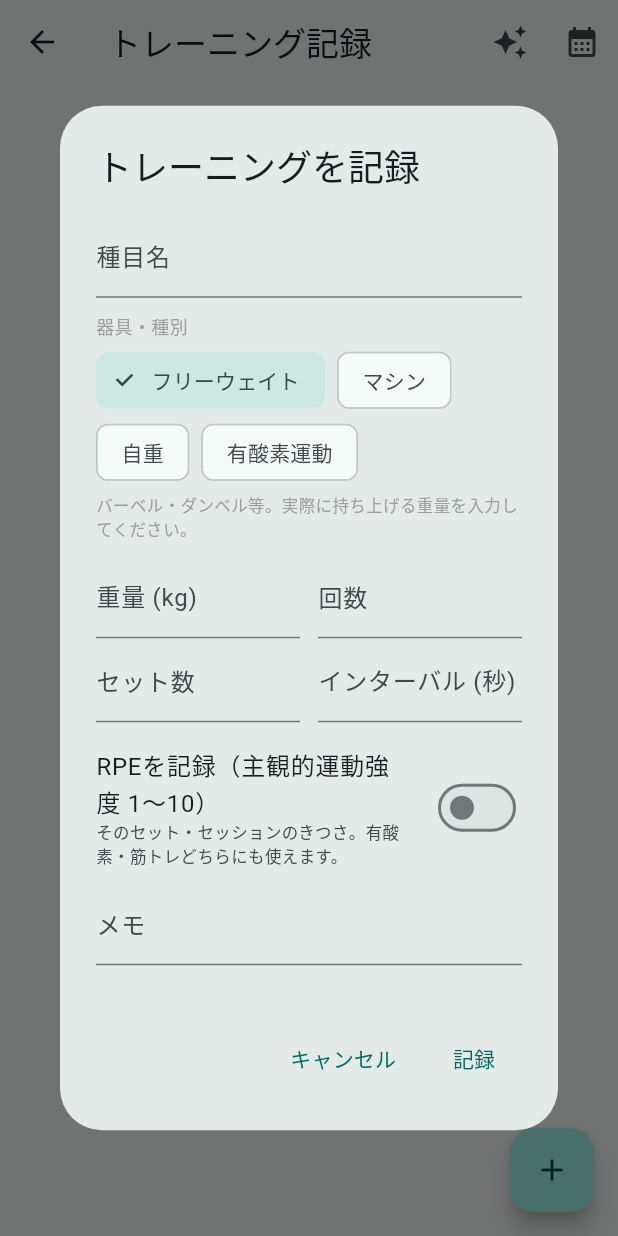
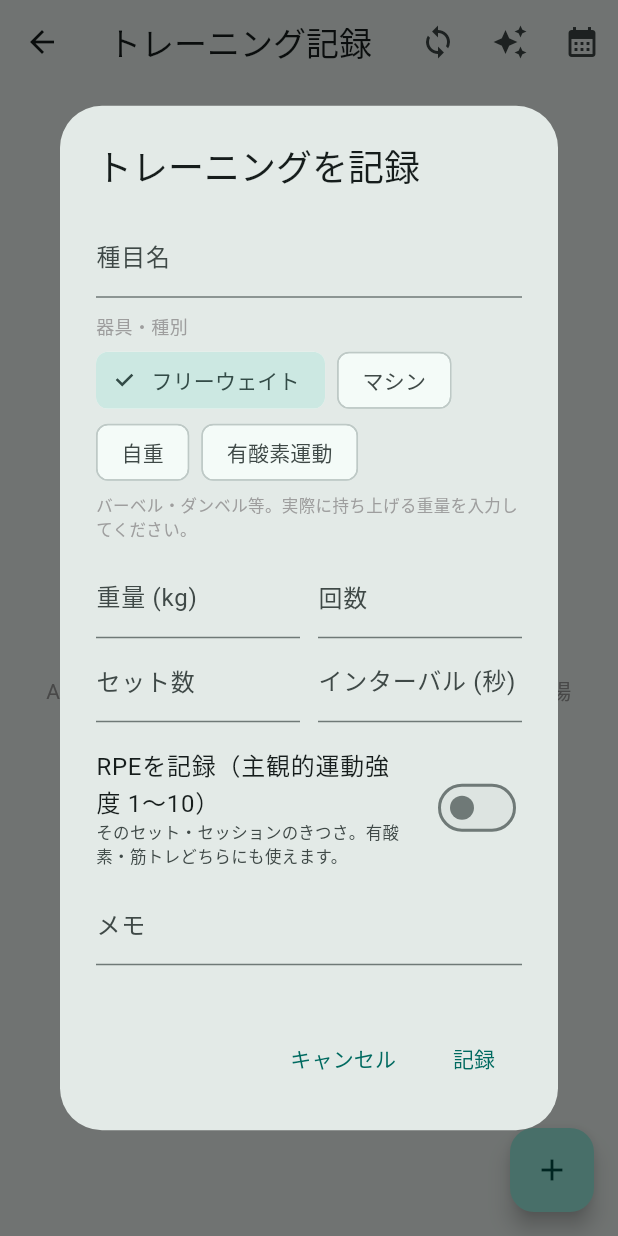
Before and after one commit to Yucky39/fitness_tracker, a Flutter app: the TrainingScreen screen opened directly, after a tap on the "add" icon, on a phone screen of 412 x 824 dp. Run offline on Flutter 3.47's test engine with Material 3 defaults, Android fonts, the phone set to English and light mode, and no system bars; our stand-ins replace cloud_firestore, firebase_auth, firebase_core, fl_chart, flutter_local_notifications, flutter_markdown and 9 more; missing offline and left inert: dart:html, health, mobile_scanner; accounts and stored records are empty; statements that could not run were skipped.

Commit message:
初期化時アニメーション修正・ヘルスケア連携拡充

```diff
--- a/lib/providers/sleep_provider.dart
+++ b/lib/providers/sleep_provider.dart
@@ -97,7 +97,7 @@ class SleepNotifier extends StateNotifier<SleepState> {
   /// 起動時・ダッシュボード表示時：権限を自動リクエストしてデータ取得。
   /// iOS では既に決定済みの場合ダイアログは表示されない。
   Future<void> _autoFetch() async {
-    await HealthService.requestSleepPermission(); // 権限なければリクエスト、済みならスキップ
+    await HealthService.requestPermissions(); // 歩数・睡眠・ワークアウトをまとめてリクエスト
     await _fetchSleep(granted: true);
   }
 
@@ -115,7 +115,7 @@ class SleepNotifier extends StateNotifier<SleepState> {
   /// データが取得できれば true、できなければ false を返す。
   Future<bool> requestAndFetch() async {
     state = state.copyWith(isLoading: true);
-    final authRequested = await HealthService.requestSleepPermission();
+    final authRequested = await HealthService.requestPermissions();
     await _fetchSleep(granted: true);
     // iOS HealthKit は権限拒否でも authRequested が true を返すことがある。
     // データ取得を試みた結果で判定する:
--- a/lib/providers/steps_provider.dart
+++ b/lib/providers/steps_provider.dart
@@ -50,7 +50,7 @@ class StepsNotifier extends StateNotifier<StepsState> {
   /// 起動時・ダッシュボード表示時：権限を自動リクエストしてデータ取得。
   /// iOS では既に決定済みの場合ダイアログは表示されない。
   Future<void> _autoFetch() async {
-    await HealthService.requestStepPermission(); // 権限なければリクエスト、済みならスキップ
+    await HealthService.requestPermissions(); // 歩数・睡眠・ワークアウトをまとめてリクエスト
     await _fetchSteps(granted: true);
   }
 
@@ -64,7 +64,7 @@ class StepsNotifier extends StateNotifier<StepsState> {
   /// ユーザーが「歩数を連携」ボタンをタップしたときに呼ぶ
   Future<bool> requestAndFetch() async {
     state = state.copyWith(isLoading: true);
-    await HealthService.requestStepPermission();
+    await HealthService.requestPermissions();
     await _fetchSteps(granted: true);
     final hasData = state.steps > 0;
     if (!hasData) return false;
--- a/lib/providers/training_provider.dart
+++ b/lib/providers/training_provider.dart
@@ -1,7 +1,9 @@
+import 'package:intl/intl.dart';
 import 'package:riverpod/legacy.dart';
 import 'package:uuid/uuid.dart';
 import '../models/training_log.dart';
 import '../services/database_service.dart';
+import '../services/health_service.dart';
 import '../services/sync_service.dart';
 import '../services/training_calorie_calculator.dart';
 
@@ -90,6 +92,48 @@ class TrainingNotifier extends StateNotifier<TrainingState> {
     await adapter.insert('training_logs', log.toMap());
     SyncService().syncRecord('training_logs', log.toMap());
     await _loadLogs();
+  }
+
+  /// ヘルスケアに同期されたワークアウト（ウェアラブル等）を取り込み、DB にレコードとして保存する。
+  /// 既に同じソースUUIDまたは同一時刻の旧形式レコードがある場合はスキップする。
+  /// 取り込んだ件数を返す。
+  Future<int> syncWorkoutsFromHealth({int days = 90}) async {
+    if (!HealthService.isSupported) return 0;
+    await HealthService.requestPermissions();
+    final workouts = await HealthService.fetchRecentWorkouts(days: days);
+    if (workouts.isEmpty) return 0;
+
+    final existingUuids = <String>{};
+    final legacyKeys = <String>{};
+    for (final l in state.logs) {
+      final u = TrainingLog.healthImportUuidFromNote(l.note);
+      if (u != null && u.isNotEmpty) {
+        existingUuids.add(u);
+      } else if (l.note == TrainingLog.healthImportNotePrefix) {
+        legacyKeys.add(_healthWorkoutLegacyKey(l));
+      }
+    }
+
+    var added = 0;
+    for (final w in workouts) {
+      final u = TrainingLog.healthImportUuidFromNote(w.note);
+      if (u != null && u.isNotEmpty && existingUuids.contains(u)) continue;
+
+      final key = _healthWorkoutLegacyKey(w);
+      if (legacyKeys.contains(key)) continue;
+
+      if (u != null && u.isNotEmpty) existingUuids.add(u);
+      legacyKeys.add(key);
+
+      await addLogFromHealth(w);
+      added++;
+    }
+    return added;
+  }
+
+  String _healthWorkoutLegacyKey(TrainingLog l) {
+    final d = l.date.toLocal();
+    return '${l.exerciseName}_${DateFormat('yyyyMMddHHmm').format(d)}';
   }
 
   Future<void> updateLog(TrainingLog updated) async {
--- a/lib/screens/training_screen.dart
+++ b/lib/screens/training_screen.dart
@@ -2,7 +2,6 @@ import 'dart:async';
 
 import 'package:flutter/material.dart';
 import 'package:flutter_riverpod/flutter_riverpod.dart';
-import 'package:intl/intl.dart';
 
 import '../models/training_log.dart';
 import '../providers/energy_profile_provider.dart';
@@ -51,41 +50,32 @@ class _TrainingScreenState extends ConsumerState<TrainingScreen> {
   }
 
   Future<void> _autoImportFromHealth() async {
-    final granted = await HealthService.requestPermissions();
-    if (!granted || !mounted) return;
-
-    final workouts = await HealthService.fetchRecentWorkouts(days: 30);
-    if (workouts.isEmpty || !mounted) return;
-
-    final notifier = ref.read(trainingProvider.notifier);
-
-    final existingDates = ref
-        .read(trainingProvider)
-        .logs
-        .where((l) => l.note == 'ヘルスケアから取得')
-        .map((l) =>
-            '${l.exerciseName}_${DateFormat('yyyyMMddHHmm').format(l.date)}')
-        .toSet();
-
-    final newWorkouts = workouts.where((w) {
-      final key =
-          '${w.exerciseName}_${DateFormat('yyyyMMddHHmm').format(w.date)}';
-      return !existingDates.contains(key);
-    }).toList();
-
-    if (newWorkouts.isEmpty) return;
-
-    for (final w in newWorkouts) {
-      await notifier.addLogFromHealth(w);
-    }
-
-    if (mounted) {
+    if (!HealthService.isSupported || !mounted) return;
+    final n =
+        await ref.read(trainingProvider.notifier).syncWorkoutsFromHealth();
+    if (n > 0 && mounted) {
       ScaffoldMessenger.of(context).showSnackBar(
         SnackBar(
-          content: Text('ヘルスケアから ${newWorkouts.length} 件のワークアウトを取り込みました'),
+          content: Text('ヘルスケアから $n 件のワークアウトを取り込みました'),
         ),
       );
     }
+  }
+
+  Future<void> _manualImportFromHealth() async {
+    if (!HealthService.isSupported) return;
+    final n =
+        await ref.read(trainingProvider.notifier).syncWorkoutsFromHealth();
+    if (!mounted) return;
+    ScaffoldMessenger.of(context).showSnackBar(
+      SnackBar(
+        content: Text(
+          n > 0
+              ? 'ヘルスケアから $n 件のワークアウトを取り込みました'
+              : '新しいワークアウトはありませんでした（または権限・データを確認してください）',
+        ),
+      ),
+    );
   }
 
   void _startIntervalTimer(int seconds) {
@@ -143,11 +133,16 @@ class _TrainingScreenState extends ConsumerState<TrainingScreen> {
     if (trainingState.isLoading) {
       bodyChild = const Center(child: CircularProgressIndicator());
     } else if (trainingState.logs.isEmpty) {
-      bodyChild = const Center(
-        child: Text(
-          'まだ記録がありません\n右下の + ボタンで追加できます',
-          textAlign: TextAlign.center,
-          style: TextStyle(color: Colors.grey),
+      bodyChild = Center(
+        child: Padding(
+          padding: const EdgeInsets.all(24),
+          child: Text(
+            HealthService.isSupported
+                ? 'まだ記録がありません\n右下の + ボタンで追加できます\n\nAppleヘルスやHealth Connectにワークアウトがある場合は、右上の同期ボタンから取り込めます'
+                : 'まだ記録がありません\n右下の + ボタンで追加できます',
+            textAlign: TextAlign.center,
+            style: const TextStyle(color: Colors.grey),
+          ),
         ),
       );
     } else {
@@ -166,6 +161,12 @@ class _TrainingScreenState extends ConsumerState<TrainingScreen> {
       appBar: AppBar(
         title: const Text('トレーニング記録'),
         actions: [
+          if (HealthService.isSupported)
+            IconButton(
+              icon: const Icon(Icons.sync),
+              tooltip: 'ヘルスケアからワークアウトを取り込む',
+              onPressed: _manualImportFromHealth,
+            ),
           IconButton(
             icon: const Icon(Icons.auto_awesome),
             tooltip: 'AIプラン作成',
--- a/lib/widgets/training/training_log_card.dart
+++ b/lib/widgets/training/training_log_card.dart
@@ -220,14 +220,14 @@ class _TrainingLogCardState extends State<TrainingLogCard> {
                       ],
                     ],
                   ),
-                  if (log.note.isNotEmpty) ...[
+                  if (log.noteForDisplay.isNotEmpty) ...[
                     const SizedBox(height: 6),
                     Row(
                       children: [
                         const Icon(Icons.notes, size: 13, color: Colors.grey),
                         const SizedBox(width: 4),
                         Expanded(
-                          child: Text(log.note,
+                          child: Text(log.noteForDisplay,
                               style: const TextStyle(
                                   fontSize: 12, color: Colors.grey)),
                         ),
```
Also changed, not shown: lib/main.dart (+23 -3 lines), lib/models/training_log.dart (+18 -0 lines), lib/screens/meal_screen.dart (+239 -183 lines), lib/screens/splash_screen.dart (+35 -2 lines), lib/services/health_service.dart (+75 -8 lines).
